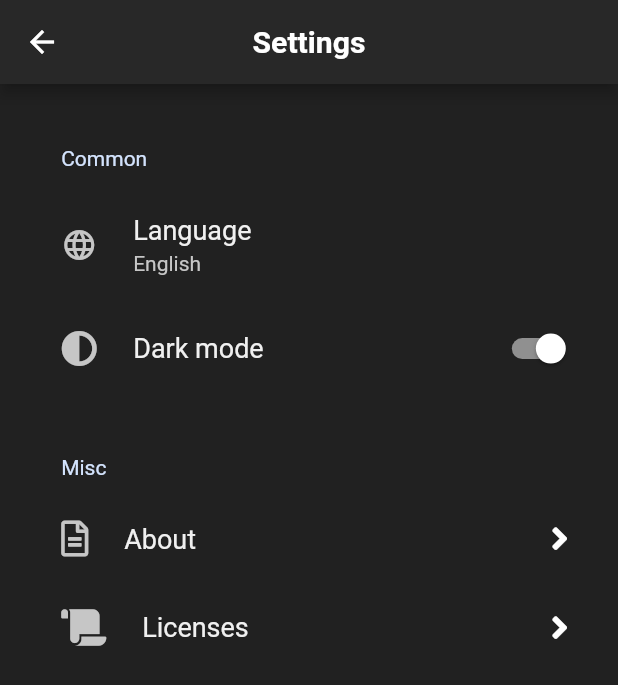
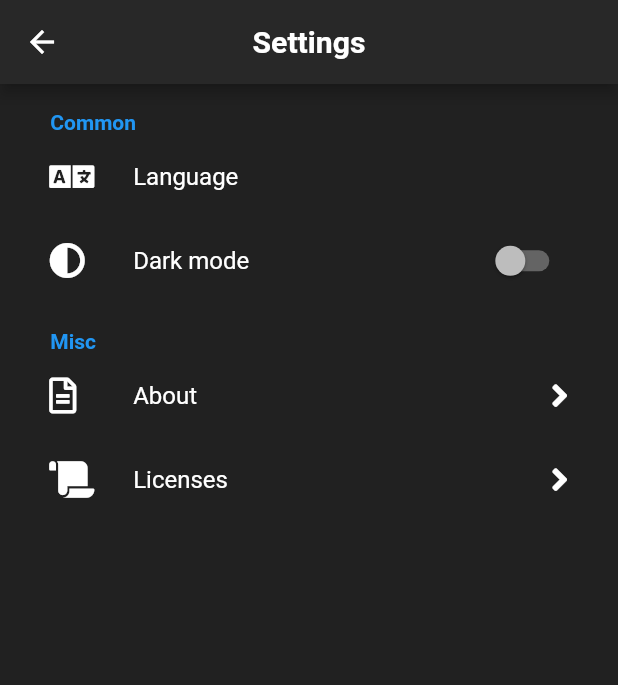
Before and after one commit to ikramhasan/Air-Quality-Index-Mobile, a Flutter app: the SettingsPage screen opened directly, on a phone screen of 412 x 824 dp. Shown: the top 685 px of the screen. Run offline on Flutter 3.47's test engine with Material 2 defaults, Android fonts, the phone set to English and light mode, and no system bars; our stand-ins replace flutter_screenutil, flutter_spinkit, flutter_svg, font_awesome_flutter, google_fonts, location and 4 more; missing offline and left inert: expansion_card.

Commit message:
Created custom settings page

```diff
--- a/lib/pages/settings/settings_page.dart
+++ b/lib/pages/settings/settings_page.dart
@@ -1,9 +1,10 @@
+import 'package:aqi/pages/settings/widgets/night_mode_widget.dart';
+import 'package:aqi/pages/settings/widgets/settings_button.dart';
 import 'package:aqi/pages/widgets/k_back_button.dart';
 import 'package:flutter/material.dart';
 import 'package:flutter_screenutil/flutter_screenutil.dart';
 import 'package:font_awesome_flutter/font_awesome_flutter.dart';
 import 'package:google_fonts/google_fonts.dart';
-import 'package:settings_ui/settings_ui.dart';
 
 class SettingsPage extends StatelessWidget {
   @override
@@ -27,41 +28,47 @@ class SettingsPage extends StatelessWidget {
             vertical: 16.h,
           ),
           child: Column(
+            mainAxisAlignment: MainAxisAlignment.start,
+            crossAxisAlignment: CrossAxisAlignment.start,
             children: [
-              SettingsSection(
-                title: 'Common',
-                tiles: [
-                  SettingsTile(
+              Padding(
+                padding: EdgeInsets.only(left: 16.w),
+                child: Text(
+                  'Common',
+                  style: TextStyle(
+                    fontWeight: FontWeight.bold,
+                    color: Colors.blue,
+                  ),
+                ),
+              ),
+              settingsButton(
                 title: 'Language',
-                    subtitle: 'English',
-                    leading: Icon(Icons.language),
-                    onPressed: (BuildContext context) {},
+                leading: FaIcon(FontAwesomeIcons.language),
+                onTap: () {},
               ),
-                  SettingsTile.switchTile(
-                    title: 'Dark mode',
-                    leading: FaIcon(FontAwesomeIcons.adjust),
-                    switchValue: true,
-                    onToggle: (bool value) {},
+              NigthModeWidget(),
+              SizedBox(height: 16.h),
+              Padding(
+                padding: EdgeInsets.only(left: 16.w),
+                child: Text(
+                  'Misc',
+                  style: TextStyle(
+                    fontWeight: FontWeight.bold,
+                    color: Colors.blue,
                   ),
-                ],
                 ),
-              SizedBox(height: 16.h),
-              SettingsSection(
-                title: 'Misc',
-                tiles: [
-                  SettingsTile(
+              ),
+              settingsButton(
                 title: 'About',
                 leading: FaIcon(FontAwesomeIcons.fileAlt),
                 trailing: FaIcon(FontAwesomeIcons.angleRight),
-                    onPressed: (BuildContext context) {},
+                onTap: () {},
               ),
-                  SettingsTile(
+              settingsButton(
                 title: 'Licenses',
                 leading: FaIcon(FontAwesomeIcons.scroll),
                 trailing: FaIcon(FontAwesomeIcons.angleRight),
-                    onPressed: (BuildContext context) {},
-                  ),
-                ],
+                onTap: () {},
               ),
             ],
           ),
--- /dev/null
+++ b/lib/pages/settings/widgets/night_mode_widget.dart
@@ -0,0 +1,28 @@
+import 'package:flutter/material.dart';
+import 'package:font_awesome_flutter/font_awesome_flutter.dart';
+
+class NigthModeWidget extends StatefulWidget {
+  @override
+  _NigthModeWidgetState createState() => _NigthModeWidgetState();
+}
+
+class _NigthModeWidgetState extends State<NigthModeWidget> {
+  bool switchValue = false;
+
+  @override
+  Widget build(BuildContext context) {
+    return ListTile(
+      title: Text('Dark mode'),
+      leading: FaIcon(FontAwesomeIcons.adjust),
+      trailing: Switch(
+        value: switchValue,
+        onChanged: (bool value) {
+          setState(() {
+            switchValue = !switchValue;
+          });
+          print(switchValue);
+        },
+      ),
+    );
+  }
+}
--- /dev/null
+++ b/lib/pages/settings/widgets/settings_button.dart
@@ -0,0 +1,18 @@
+import 'package:flutter/material.dart';
+import 'package:font_awesome_flutter/font_awesome_flutter.dart';
+
+InkWell settingsButton({
+  @required String title,
+  @required FaIcon leading,
+  @required Function onTap,
+  Widget trailing,
+}) {
+  return InkWell(
+    onTap: onTap,
+    child: ListTile(
+      title: Text(title),
+      leading: leading,
+      trailing: trailing,
+    ),
+  );
+}
--- a/pubspec.yaml
+++ b/pubspec.yaml
@@ -25,9 +25,7 @@ dependencies:
   flutter_spinkit: "^4.1.2"
   flutter_screenutil: ^4.0.2+5
   get: ^3.25.4
-  easy_dynamic_theme: ^1.0.0
   marquee: ^1.6.1
-  settings_ui: ^0.6.0
 
 dev_dependencies:
   flutter_test:
```
Also changed, not shown: lib/styles/k_theme.dart (added, +27 -0 lines), pubspec.lock. Lines whose indentation alone changed are shown as unchanged.
